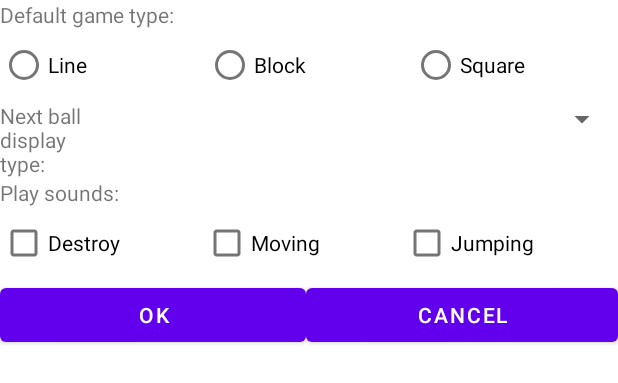
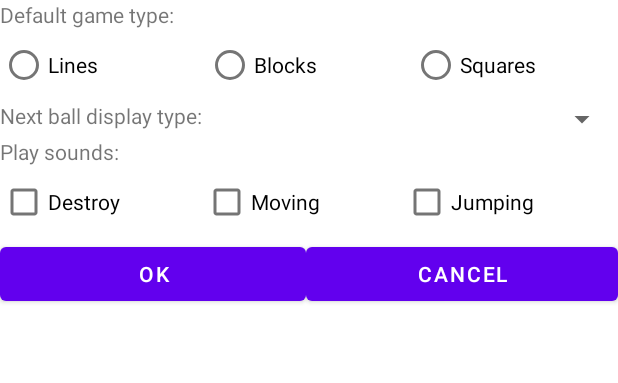
Before and after one commit to OlegPref777/Lines98Android, an Android app: the layout dialog_options.xml on its own in the app's theme, with its tools: preview values and no code run, on a phone screen of 412 x 824 dp. Shown: the top 383 px of the screen. Run offline under Robolectric (Android 15) with nearby library versions, the phone set to English and light mode, and no system bars.

Commit message:
Prettify code

```diff
--- a/app/src/main/res/layout/dialog_options.xml
+++ b/app/src/main/res/layout/dialog_options.xml
@@ -28,21 +28,21 @@
                     android:layout_width="match_parent"
                     android:layout_height="wrap_content"
                     android:layout_weight="30"
-                    android:text="Line" />
+                    android:text="@string/Lines" />
 
                 <RadioButton
                     android:id="@+id/BlockRB"
                     android:layout_width="match_parent"
                     android:layout_height="wrap_content"
                     android:layout_weight="30"
-                    android:text="Block" />
+                    android:text="@string/Blocks" />
 
                 <RadioButton
                     android:id="@+id/SquareRB"
                     android:layout_width="match_parent"
                     android:layout_height="wrap_content"
                     android:layout_weight="30"
-                    android:text="Square" />
+                    android:text="@string/Squares" />
 
             </RadioGroup>
         </LinearLayout>
@@ -51,20 +51,21 @@
     <LinearLayout
         android:layout_width="match_parent"
         android:layout_height="wrap_content"
-        android:orientation="horizontal">
+        android:orientation="horizontal"
+        android:weightSum="100">
 
         <TextView
             android:id="@+id/textView"
-            android:layout_width="wrap_content"
+            android:layout_width="match_parent"
             android:layout_height="wrap_content"
-            android:layout_weight="1"
-            android:text="Next ball display type:" />
+            android:layout_weight="40"
+            android:text="@string/next_ball_display_type" />
 
         <Spinner
             android:id="@+id/NextBallDisplayCB"
             android:layout_width="match_parent"
             android:layout_height="wrap_content"
-            android:layout_weight="1" />
+            android:layout_weight="60" />
     </LinearLayout>
     <LinearLayout
         android:layout_width="match_parent"
@@ -75,7 +76,7 @@
             android:layout_width="wrap_content"
             android:layout_height="wrap_content"
             android:layout_weight="1"
-            android:text="Play sounds:" />
+            android:text="@string/play_sounds" />
         <LinearLayout
             android:layout_width="match_parent"
             android:layout_height="wrap_content"
@@ -86,21 +87,21 @@
                 android:layout_width="wrap_content"
                 android:layout_height="wrap_content"
                 android:layout_weight="30"
-                android:text = "Destroy">
+                android:text = "@string/destroy">
             </CheckBox>
             <CheckBox
                 android:id="@+id/MovingSoundCB"
                 android:layout_width="wrap_content"
                 android:layout_height="wrap_content"
                 android:layout_weight="30"
-                android:text = "Moving">
+                android:text = "@string/moving">
             </CheckBox>
             <CheckBox
                 android:id="@+id/JumpingSoundCB"
                 android:layout_width="wrap_content"
                 android:layout_height="wrap_content"
                 android:layout_weight="30"
-                android:text = "Jumping">
+                android:text = "@string/jumping">
             </CheckBox>
 
         </LinearLayout>
@@ -116,14 +117,14 @@
             android:layout_height="wrap_content"
             android:layout_weight="50"
             android:id="@+id/OkBtn"
-            android:text="Ok"
+            android:text="@string/ok"
             >
         </Button>
         <Button
             android:layout_width="wrap_content"
             android:layout_height="wrap_content"
             android:layout_weight="50"
-            android:text="Cancel"
+            android:text="@string/cancel"
             android:id="@+id/CancelBtn">
         </Button>
     </LinearLayout>
--- a/app/src/main/res/menu/menu_main.xml
+++ b/app/src/main/res/menu/menu_main.xml
@@ -18,17 +18,17 @@
             <item
                 android:id="@+id/NewLinesGame"
                 android:orderInCategory="100"
-                android:title="@string/NewLinesGame"
+                android:title="@string/Lines"
                 app:showAsAction="never" />
             <item
                 android:id="@+id/NewSquaresGame"
                 android:orderInCategory="100"
-                android:title="@string/NewSquaresGame"
+                android:title="@string/Squares"
                 app:showAsAction="never" />
             <item
                 android:id="@+id/NewBlocksGame"
                 android:orderInCategory="100"
-                android:title="@string/NewBlocksGame"
+                android:title="@string/Blocks"
                 app:showAsAction="never" />
 
         </menu>
--- a/app/src/main/res/values-night/themes.xml
+++ b/app/src/main/res/values-night/themes.xml
@@ -11,6 +11,9 @@
         <item name="colorOnSecondary">@color/black</item>
         <!-- Status bar color. -->
         <item name="android:statusBarColor" tools:targetApi="l">?attr/colorPrimaryVariant</item>
+        <item name="android:itemBackground">@color/white</item>
         <!-- Customize your theme here. -->
     </style>
+
+
 </resources>
--- a/app/src/main/res/values/strings.xml
+++ b/app/src/main/res/values/strings.xml
@@ -15,11 +15,22 @@
     <string name="LoadGame">Load Game</string>
     <string name="EndGame">End Game</string>
     <string name="StepBack">Step back</string>
-    <string name="New">New</string>
-    <string name="NewLinesGame">New Lines Game</string>
-    <string name="NewSquaresGame">New Squares Game</string>
-    <string name="NewBlocksGame">New Blocks Game</string>
+    <string name="New">New Game</string>
+    <string name="Lines">Lines</string>
+    <string name="Squares">Squares</string>
+    <string name="Blocks">Blocks</string>
     <string name="Options">Options</string>
     <string name="HighScores">High Scores</string>
     <string name="DefaultGameType">Default game type:</string>
+    <string name="next_ball_display_type">Next ball display type:</string>
+    <string name="play_sounds">Play sounds:</string>
+    <string name="destroy">Destroy</string>
+    <string name="moving">Moving</string>
+    <string name="cancel">Cancel</string>
+    <string name="ok">Ok</string>
+    <string name="jumping">Jumping</string>
+    <string name="show_both">Show both</string>
+    <string name="show_on_field">Show on field</string>
+    <string name="show_on_top">Show on top</string>
+    <string name="dont_show">Do not show</string>
 </resources>
--- a/app/src/main/res/values/themes.xml
+++ b/app/src/main/res/values/themes.xml
@@ -9,9 +9,13 @@
         <item name="colorSecondary">@color/teal_200</item>
         <item name="colorSecondaryVariant">@color/teal_700</item>
         <item name="colorOnSecondary">@color/black</item>
+        <item name="android:itemBackground">@color/white</item>
         <!-- Status bar color. -->
         <item name="android:statusBarColor" tools:targetApi="l">?attr/colorPrimaryVariant</item>
         <!-- Customize your theme here. -->
+    </style>
+    <style name="PopupMenu" parent="@android:style/Widget.PopupMenu">
+        <item name="android:popupBackground">@android:color/white</item>
     </style>
 
     <style name="Theme.Lines98Android.NoActionBar">
@@ -22,4 +26,9 @@
     <style name="Theme.Lines98Android.AppBarOverlay" parent="ThemeOverlay.AppCompat.Dark.ActionBar" />
 
     <style name="Theme.Lines98Android.PopupOverlay" parent="ThemeOverlay.AppCompat.Light" />
+    <style name="AppTheme" parent="android:Theme.Light">
+
+    </style>
+
+
 </resources>
```
Also changed, not shown: app/src/main/java/ru/ls/lines98/game/option/NextBallDisplayType.java (+8 -4 lines), 1 other file.
